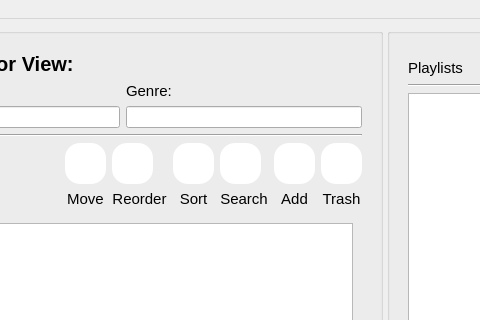
The window that src/mainwindow.ui (waveplough/MusicPlaylistManager) describes before a commit, drawn with Qt 5; both pictures show x 147 to 627 and y 0 to 320 of the 1080 by 864 pixel window.
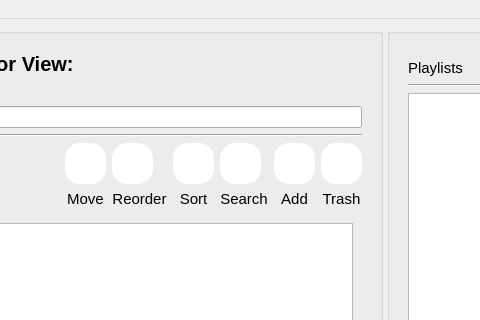
The same window after the commit. The open tabs and pages were chosen to show the change. Icons and pictures are not drawn.

Commit message: removed genre from playlist field

What changed in the file:
```diff
--- a/src/mainwindow.ui
+++ b/src/mainwindow.ui
@@ -813,30 +813,6 @@
                   </item>
                  </layout>
                 </item>
-                <item>
-                 <layout class="QVBoxLayout" name="PlaylistGenreVLayout">
-                  <item>
-                   <widget class="QLabel" name="genreLabel">
-                    <property name="font">
-                     <font>
-                      <family>Segoe UI</family>
-                      <pointsize>11</pointsize>
-                     </font>
-                    </property>
-                    <property name="text">
-                     <string>Genre:</string>
-                    </property>
-                   </widget>
-                  </item>
-                  <item>
-                   <widget class="QLineEdit" name="genreLineEdit">
-                    <property name="text">
-                     <string/>
-                    </property>
-                   </widget>
-                  </item>
-                 </layout>
-                </item>
                </layout>
               </item>
               <item>
```
The commit also changes 1 other file.
